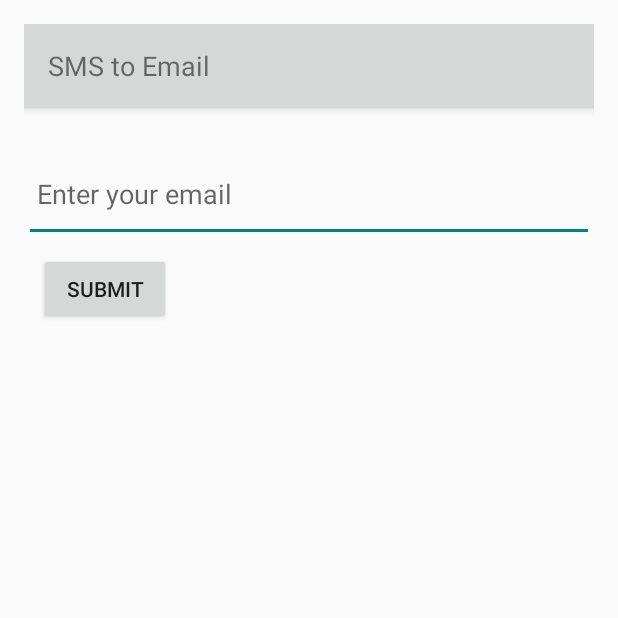
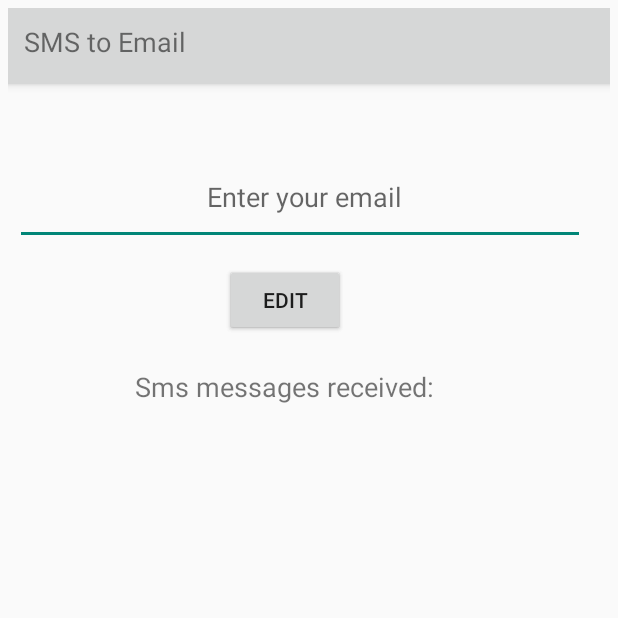
Before and after one commit to Kalamoudi/SMS-to-Email, an Android app built with Jetpack Compose: the screen it shows after launch (MainActivity), on a phone screen of 412 x 824 dp, the top half of it. Run offline under Robolectric (Android 15) with nearby library versions, the phone set to English and light mode, and no system bars; libraries missing offline, so code that uses them is left out: com.google.android.gms, javax.mail, javax.mail.internet.

Commit message:
Refactored XML code, added drawer functionality and layout, and changed design of main page.

```diff
--- a/app/build.gradle
+++ b/app/build.gradle
@@ -53,6 +53,7 @@ android {
             keyPassword 'Khalid1234!'
         }
     }
+
 }
 
 dependencies {
@@ -97,4 +98,7 @@ dependencies {
     // Mailsac dependencies
     implementation "org.jetbrains.kotlinx:kotlinx-coroutines-android:1.5.0"
 
+    // Sliding Panel
+    implementation 'androidx.slidingpanelayout:slidingpanelayout:1.1.0'
+
 }
--- a/app/src/main/java/com/example/smstoemail/MainActivity.kt
+++ b/app/src/main/java/com/example/smstoemail/MainActivity.kt
@@ -8,7 +8,9 @@ import android.widget.Button
 import android.widget.EditText
 import android.widget.TextView
 import androidx.appcompat.app.AppCompatActivity
+import androidx.drawerlayout.widget.DrawerLayout
 import androidx.recyclerview.widget.RecyclerView
+import androidx.slidingpanelayout.widget.SlidingPaneLayout
 import com.example.smstoemail.Pages.HandleMainPageViews
 import com.example.smstoemail.Permissions.CheckPermissions
 import com.example.smstoemail.Services.BackgroundService
@@ -24,6 +26,7 @@ class MainActivity : AppCompatActivity(){
     private lateinit var checkPermissions: CheckPermissions
     private lateinit var handleSMS: HandleSMS
     private lateinit var handleMainPageView: HandleMainPageViews
+    private lateinit var drawerLayout : DrawerLayout
 
 
 
@@ -48,6 +51,18 @@ class MainActivity : AppCompatActivity(){
 
         var serviceIntent = Intent(this, BackgroundService::class.java)
         startService(serviceIntent)
+
+
+        // Handles drawer functionality
+        drawerLayout = findViewById(R.id.drawerLayout)
+        val openSlidingButton = findViewById<Button>(R.id.openSlidingButton)
+
+        openSlidingButton.setOnClickListener {
+            // Open the sliding window
+            drawerLayout.openDrawer(findViewById(R.id.slidingWindowLayout))
+        }
+
+
 
 
         // HandlesSMS Receive and sending of Email
--- a/app/src/main/java/com/example/smstoemail/Sms/SMSAdapter.kt
+++ b/app/src/main/java/com/example/smstoemail/Sms/SMSAdapter.kt
@@ -35,8 +35,9 @@ class SMSAdapter : RecyclerView.Adapter<SMSAdapter.SMSViewHolder>() {
     class SMSViewHolder(itemView: View) : RecyclerView.ViewHolder(itemView) {
         // Bind SMS data to the item view
         fun bind(smsData: SmsData) {
-            itemView.findViewById<TextView>(R.id.senderTextView).text = smsData.sender
-            itemView.findViewById<TextView>(R.id.receiverTextView).text = smsData.receiver
+         //   itemView.findViewById<TextView>(R.id.senderTextView).text = smsData.sender
+         //   itemView.findViewById<TextView>(R.id.recipientTextView).text = smsData.receiver
+            itemView.findViewById<TextView>(R.id.messageHeader).text = "From " + smsData.sender + " to " + smsData.recipient
             itemView.findViewById<TextView>(R.id.messageTextView).text = smsData.message
         }
     }
--- a/app/src/main/java/com/example/smstoemail/Sms/SMSReceiver.kt
+++ b/app/src/main/java/com/example/smstoemail/Sms/SMSReceiver.kt
@@ -37,7 +37,7 @@ class SMSReceiver : BroadcastReceiver() {
 
 
     override fun onReceive(context: Context, intent: Intent) {
-        val receiver = getPhoneNumber(context)
+        val recipient = getPhoneNumber(context)
         if (intent.action == "android.provider.Telephony.SMS_RECEIVED") {
             // Handle SMS messages
             val bundle = intent.extras
@@ -51,7 +51,7 @@ class SMSReceiver : BroadcastReceiver() {
                         val messageBody = smsMessage.messageBody
 
                         // Notify the listener that an SMS has been received
-                        onSmsReceived(context, sender, receiver, messageBody)
+                        onSmsReceived(context, sender, recipient, messageBody)
                     }
                 }
             }
@@ -62,21 +62,21 @@ class SMSReceiver : BroadcastReceiver() {
             val messageBody = intent.getStringExtra("message_body")
 
             // Notify the listener that an RCS message has been received
-            onSmsReceived(context, sender, receiver, messageBody)
+            onSmsReceived(context, sender, recipient, messageBody)
         }
     }
 
-    fun onSmsReceived(context: Context, sender: String?, receiver: String, messageBody: String?) {
+    fun onSmsReceived(context: Context, sender: String?, recipient: String, messageBody: String?) {
         if (sender != null && messageBody != null) {
             // Add the received SMS or RCS message to the RecyclerView
             if(Utils.isValidEmail(userEmail)) {
-                addSmsToRecyclerView(sender, receiver, messageBody)
+                addSmsToRecyclerView(sender, recipient, messageBody)
             }
 
             // Send email with the message content
             val emailSender = "khalid.smssender@mailsac.com" // Replace with your email address
             val recipient = "khalamoudi91@gmail.com"
-            val subject = "SMS from $sender to $receiver"
+            val subject = "SMS from $sender to $recipient"
             val body = "$messageBody"
 
             // Call the sendEmail function with all required arguments
@@ -89,8 +89,8 @@ class SMSReceiver : BroadcastReceiver() {
         }
     }
 
-    private fun addSmsToRecyclerView(sender: String, receiver: String, message: String) {
-        smsAdapter?.addSms(SmsData(sender, receiver, message))
+    private fun addSmsToRecyclerView(sender: String, recipient: String, message: String) {
+        smsAdapter?.addSms(SmsData(sender, recipient, message))
     }
 
 
--- a/app/src/main/java/com/example/smstoemail/Sms/SmsData.kt
+++ b/app/src/main/java/com/example/smstoemail/Sms/SmsData.kt
@@ -1,3 +1,3 @@
 package com.example.smstoemail.Sms
 
-data class SmsData(val sender: String, val receiver: String, val message: String)
+data class SmsData(val sender: String, val recipient: String, val message: String)
--- a/app/src/main/res/layout/activity_main.xml
+++ b/app/src/main/res/layout/activity_main.xml
@@ -1,110 +1,61 @@
 <?xml version="1.0" encoding="utf-8"?>
-<RelativeLayout
+
+
+<androidx.drawerlayout.widget.DrawerLayout
+
     xmlns:android="http://schemas.android.com/apk/res/android"
     xmlns:tools="http://schemas.android.com/tools"
+    android:id="@+id/drawerLayout"
     android:layout_width="match_parent"
     android:layout_height="match_parent"
-    android:padding="16dp">
+    android:padding="5dp"
 
-    <!-- Your Custom Toolbar -->
-
-    <!-- RecyclerView to display SMS messages -->
+    android:visibility="visible"
+    tools:visibility="visible">
 
 
-    <androidx.appcompat.widget.Toolbar
-        android:id="@+id/toolbar"
+    <RelativeLayout
         android:layout_width="match_parent"
-        android:layout_height="?attr/actionBarSize"
-        android:background="?attr/colorButtonNormal"
-        android:elevation="4dp"
-        android:popupTheme="@style/ThemeOverlay.AppCompat.Light"
-        android:theme="@style/ThemeOverlay.AppCompat.ActionBar">
+        android:layout_height="match_parent"
+        >
 
-        <!-- android:background="?attr/colorPrimary" -->
+        <!-- toolbar layout -->
+        <include
+            android:id="@+id/toolbar"
+            layout="@layout/toolbar" />
 
-        <!-- Include the custom layout for the Toolbar -->
-        <include layout="@layout/header_layout" />
+        <!-- main content layout-->
+        <include
+            layout="@layout/main_page"
+            android:layout_width="match_parent"
+            android:layout_height="match_parent"
+            android:layout_below="@+id/toolbar"
+            tools:visibility="visible"
 
-    </androidx.appcompat.widget.Toolbar>
+            />
+    </RelativeLayout>
 
-    <TextView
-        android:id="@+id/smsTextHeader"
-        android:layout_width="wrap_content"
-        android:layout_height="wrap_content"
-        android:layout_below="@id/toolbar"
-        android:layout_alignParentStart="true"
-        android:layout_marginStart="12dp"
-        android:layout_marginTop="102dp"
-        android:text="Sms messages received:"
-        android:textSize="18sp"
-        android:visibility="invisible"
-        tools:visibility="gone" />
+        <!-- Navigation drawer layout -->
+        <LinearLayout
+            android:id="@+id/navigationDrawer"
+            android:layout_width="300dp"
+            android:layout_height="match_parent"
+            android:layout_gravity="start"
+            android:background="@android:color/white"
+            android:orientation="vertical">
 
-    <EditText
-        android:id="@+id/addEmailText"
-        android:layout_width="381dp"
-        android:layout_height="63dp"
-        android:layout_below="@id/toolbar"
-        android:layout_gravity="center"
-        android:layout_marginTop="26dp"
-        android:hint=" Enter your email"
-        android:inputType="textEmailAddress"
-        android:visibility="visible"
+            <!-- Add your navigation menu items here -->
+            <!-- Example: TextView, ListView, etc. -->
+            <!-- For example, you can use a ListView to display a list of items -->
+            <ListView
+                android:id="@+id/navigationListView"
+                android:layout_width="match_parent"
+                android:layout_height="wrap_content"
+                android:divider="@android:color/darker_gray"
+                android:dividerHeight="1dp"
+                android:padding="8dp"
+                android:entries="@array/navigation_items" />
+        </LinearLayout>
 
 
-        tools:visibility="gone" />
-
-
-    <Button
-        android:id="@+id/addEmailSubmit"
-        android:layout_width="wrap_content"
-        android:layout_height="wrap_content"
-        android:layout_below="@+id/addEmailText"
-        android:layout_alignParentStart="true"
-        android:layout_marginStart="10dp"
-        android:layout_marginTop="7dp"
-
-        android:text="Submit"
-        android:visibility="visible"
-        tools:visibility="gone" />
-
-    <TextView
-        android:id="@+id/selectedEmail"
-        android:layout_width="381dp"
-        android:layout_height="63dp"
-        android:layout_below="@id/toolbar"
-        android:layout_alignStart="@id/addEmailText"
-        android:layout_gravity="center"
-        android:layout_marginStart="4dp"
-        android:layout_marginTop="45dp"
-        android:textColor="@android:color/black"
-        android:textSize="18sp"
-        android:visibility="invisible"
-        tools:visibility="visible" />
-
-    <Button
-        android:id="@+id/editEmailButton"
-        android:layout_width="81dp"
-        android:layout_height="60dp"
-        android:layout_below="@+id/selectedEmail"
-        android:layout_marginStart="-89dp"
-
-        android:layout_marginTop="-83dp"
-        android:layout_toEndOf="@+id/selectedEmail"
-        android:text="Edit"
-        android:visibility="invisible"
-        tools:visibility="visible" />
-
-    <androidx.recyclerview.widget.RecyclerView
-        android:id="@+id/smsRecyclerView"
-        android:layout_width="match_parent"
-        android:layout_height="wrap_content"
-        android:layout_below="@id/toolbar"
-        android:layout_marginTop="134dp"
-        android:visibility="invisible"
-        tools:visibility="gone" />
-
-    <!-- Rest of your UI components -->
-    <!-- ... -->
-
-</RelativeLayout>
+</androidx.drawerlayout.widget.DrawerLayout>
--- a/app/src/main/res/layout/header_layout.xml
+++ b/app/src/main/res/layout/header_layout.xml
@@ -3,17 +3,9 @@
 <RelativeLayout
     xmlns:android="http://schemas.android.com/apk/res/android"
     android:layout_width="wrap_content"
-    android:layout_height="wrap_content"
+    android:layout_height="match_parent"
     >
 
-    <!-- android:id="@+id/customToolbarLayout"
-        android:gravity="center_vertical"
-
-    -->
-
-    <!-- TextView to display instructions or headings -->
-
-    <!-- ImageButton for Google Sign-In -->
     <TextView
         android:id="@+id/instructionsTextView"
         android:layout_width="wrap_content"
@@ -26,14 +18,4 @@
         android:textSize="18sp" />
 
 
-<!--    <com.google.android.gms.common.SignInButton-->
-<!--        android:id="@+id/SignInButton"-->
-<!--        android:layout_width="wrap_content"-->
-<!--        android:layout_height="wrap_content"-->
-<!--        android:layout_alignParentEnd="true"-->
-<!--        android:layout_marginEnd="4dp"-->
-<!--        android:background="?attr/colorButtonNormal"-->
-<!--        android:text="Sign In" />-->
-    <!-- Replace with the Google Sign-In icon you prefer -->
-
 </RelativeLayout>
--- a/app/src/main/res/layout/item_sms.xml
+++ b/app/src/main/res/layout/item_sms.xml
@@ -17,7 +17,7 @@
         tools:visibility="visible" />
 
     <TextView
-        android:id="@+id/receiverTextView"
+        android:id="@+id/recipientTextView"
         android:layout_width="162dp"
         android:layout_height="wrap_content"
         android:textColor="@android:color/black"
@@ -27,11 +27,25 @@
         tools:visibility="visible" />
 
     <TextView
+        android:id="@+id/messageHeader"
+        android:layout_width="380dp"
+        android:layout_height="wrap_content"
+        android:layout_below="@id/senderTextView"
+        android:layout_gravity="center"
+        android:gravity="center"
+        android:textColor="@android:color/black"
+        android:textSize="16sp"
+        android:visibility="visible"
+        tools:visibility="visible" />
+
+    <TextView
         android:id="@+id/messageTextView"
-        android:layout_width="162dp"
+        android:layout_width="380dp"
         android:layout_height="wrap_content"
-        android:layout_below="@id/receiverTextView"
+        android:layout_below="@id/recipientTextView"
+        android:layout_gravity="center"
         android:layout_marginTop="0dp"
+        android:gravity="center"
         android:textColor="@android:color/black"
         android:textSize="14sp"
         android:visibility="visible"
--- /dev/null
+++ b/app/src/main/res/layout/main_page.xml
@@ -0,0 +1,98 @@
+<?xml version="1.0" encoding="utf-8"?>
+
+<RelativeLayout
+    xmlns:android="http://schemas.android.com/apk/res/android"
+    xmlns:tools="http://schemas.android.com/tools"
+    android:layout_width="match_parent"
+    android:layout_height="match_parent"
+
+    >
+
+
+    <!-- Rest of your UI components -->
+    <!-- RecyclerView to display SMS messages -->
+
+    <Button
+        android:id="@+id/openSlidingButton"
+        android:layout_width="wrap_content"
+        android:layout_height="wrap_content"
+        android:layout_below="@+id/smsRecyclerView"
+        android:text="Open Sliding Window"
+        android:visibility="gone"
+        tools:visibility="gone" />
+
+    <Button
+        android:id="@+id/addEmailSubmit"
+        android:layout_width="80dp"
+        android:layout_height="wrap_content"
+        android:layout_marginStart="150dp"
+        android:layout_marginTop="120dp"
+        android:text="Submit"
+        android:visibility="visible"
+        tools:visibility="visible" />
+
+    <Button
+        android:id="@+id/editEmailButton"
+        android:layout_width="80dp"
+        android:layout_height="wrap_content"
+        android:layout_marginStart="150dp"
+        android:layout_marginTop="120dp"
+        android:text="Edit"
+        android:visibility="visible"
+        tools:visibility="visible" />
+
+    <TextView
+        android:id="@+id/selectedEmail"
+        android:layout_width="380dp"
+        android:layout_height="63dp"
+        android:layout_alignParentTop="false"
+        android:layout_gravity="center"
+        android:layout_marginStart="10dp"
+        android:layout_marginTop="44dp"
+        android:layout_marginEnd="10dp"
+        android:gravity="center"
+        android:textColor="@android:color/black"
+        android:textSize="18sp"
+        android:visibility="visible"
+        tools:visibility="visible" />
+
+    <EditText
+        android:id="@+id/addEmailText"
+        android:layout_width="380dp"
+        android:layout_height="63dp"
+        android:layout_alignParentTop="true"
+        android:layout_gravity="center"
+        android:gravity="center"
+        android:layout_marginStart="10dp"
+        android:layout_marginTop="44dp"
+        android:layout_marginEnd="10dp"
+        android:hint=" Enter your email"
+        android:inputType="textEmailAddress"
+        android:visibility="visible"
+        tools:visibility="gone" />
+
+    <TextView
+        android:id="@+id/smsTextHeader"
+        android:layout_width="241dp"
+        android:layout_height="34dp"
+        android:layout_below="@+id/selectedEmail"
+        android:layout_alignParentStart="true"
+        android:layout_marginStart="90dp"
+        android:layout_marginTop="82dp"
+        android:text="Sms messages received:"
+        android:textSize="18sp"
+        android:visibility="visible"
+        tools:visibility="gone" />
+
+    <androidx.recyclerview.widget.RecyclerView
+        android:id="@+id/smsRecyclerView"
+        android:layout_width="380dp"
+        android:layout_height="wrap_content"
+        android:layout_alignParentTop="true"
+        android:layout_marginStart="10dp"
+        android:layout_marginTop="244dp"
+        android:gravity="center"
+        android:visibility="visible"
+        tools:visibility="visible" />
+
+</RelativeLayout>
--- /dev/null
+++ b/app/src/main/res/layout/sliding_window_layout.xml
@@ -0,0 +1,15 @@
+<?xml version="1.0" encoding="utf-8"?>
+
+
+<LinearLayout
+    xmlns:android="http://schemas.android.com/apk/res/android"
+    android:id="@+id/slidingWindowLayout"
+    android:layout_width="match_parent"
+    android:layout_height="match_parent"
+    android:layout_gravity="start"
+    android:background="@android:color/white"
+    android:orientation="vertical">
+
+    <!-- Add your content for the sliding window here -->
+
+</LinearLayout>
--- /dev/null
+++ b/app/src/main/res/layout/toolbar.xml
@@ -0,0 +1,20 @@
+<?xml version="1.0" encoding="utf-8"?>
+
+
+<androidx.appcompat.widget.Toolbar
+    xmlns:android="http://schemas.android.com/apk/res/android"
+
+    android:id="@+id/toolbar"
+    android:layout_width="match_parent"
+    android:layout_height="?attr/actionBarSize"
+    android:background="?attr/colorButtonNormal"
+    android:elevation="4dp"
+    android:popupTheme="@style/ThemeOverlay.AppCompat.Light"
+    android:theme="@style/ThemeOverlay.AppCompat.ActionBar"
+
+    >
+
+    <!-- Include your custom layout for the Toolbar -->
+    <include layout="@layout/header_layout" />
+
+</androidx.appcompat.widget.Toolbar>
--- /dev/null
+++ b/app/src/main/res/values/navigation_items.xml
@@ -0,0 +1,11 @@
+<?xml version="1.0" encoding="utf-8"?>
+
+
+<resources>
+    <string-array name="navigation_items">
+        <item>Menu Item 1</item>
+        <item>Menu Item 2</item>
+        <item>Menu Item 3</item>
+        <!-- Add more items as needed -->
+    </string-array>
+</resources>
```
